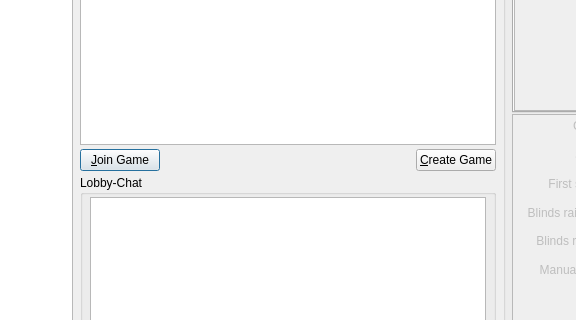
The window that src/gui/qt/gamelobbydialog.ui (pokerth/pokerth) describes before a commit, drawn with Qt 5; both pictures show x 97 to 673 and y 136 to 456 of the 875 by 570 pixel window.
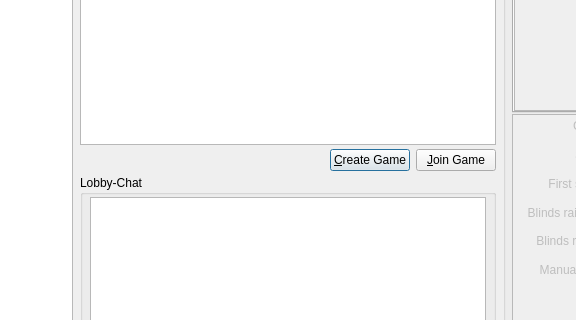
The same window after the commit. Icons and pictures are not drawn.

Commit message: move join and create game buttons back to original positions

```diff
--- a/src/gui/qt/gamelobbydialog.ui
+++ b/src/gui/qt/gamelobbydialog.ui
@@ -222,17 +222,6 @@
      <property name="bottomMargin">
       <number>0</number>
      </property>
-     <item>
-      <widget class="QPushButton" name="pushButton_JoinGame">
-       <property name="text">
-        <string>&amp;Join Game</string>
-       </property>
-       <property name="icon">
-        <iconset resource="resources/pokerth.qrc">
-         <normaloff>:/gfx/go-next-view.png</normaloff>:/gfx/go-next-view.png</iconset>
-       </property>
-      </widget>
-     </item>
      <item>
       <widget class="QLabel" name="label_spectate">
        <property name="openExternalLinks">
@@ -267,6 +256,17 @@
        </property>
       </widget>
      </item>
+     <item>
+      <widget class="QPushButton" name="pushButton_JoinGame">
+       <property name="text">
+        <string>&amp;Join Game</string>
+       </property>
+       <property name="icon">
+        <iconset resource="resources/pokerth.qrc">
+         <normaloff>:/gfx/go-next-view.png</normaloff>:/gfx/go-next-view.png</iconset>
+       </property>
+      </widget>
+     </item>
     </layout>
    </item>
    <item row="3" column="1" rowspan="2">
```
The commit also changes 1 other file.
